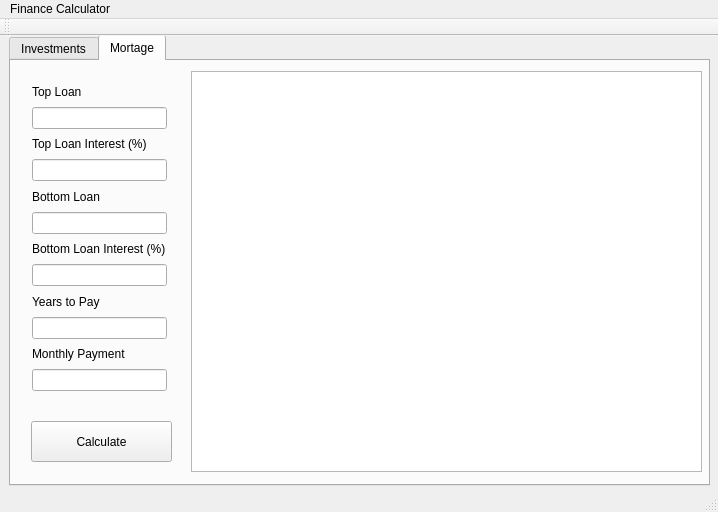
This is mainwindow.ui in jrutanen/FinanceCalculator as Qt 5 draws it before an edit. The edited form follows.
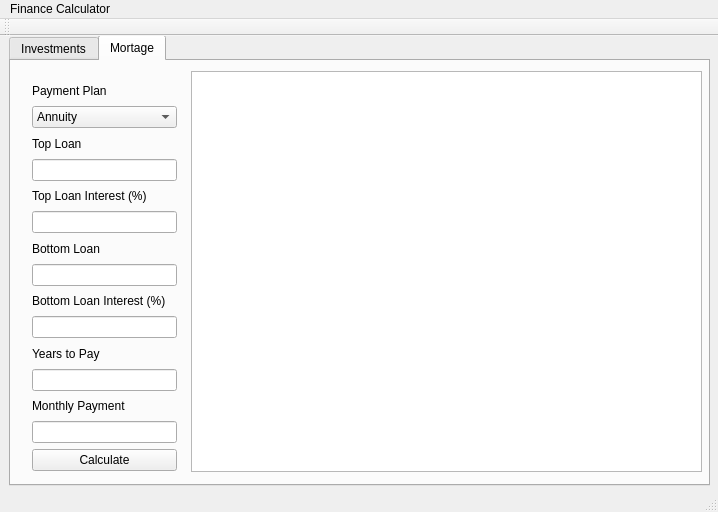
This is the edited form. The open tabs and pages were chosen to show the change.

Commit message: - Updated the string formatting for infobox - fixed issue with big numbers - Added calculation for fixed amortization of mortage - changed calculation of maximum axis value

Patch:
```diff
--- a/mainwindow.ui
+++ b/mainwindow.ui
@@ -179,11 +179,41 @@
        <rect>
         <x>10</x>
         <y>10</y>
-        <width>157</width>
-        <height>331</height>
+        <width>167</width>
+        <height>411</height>
        </rect>
       </property>
       <layout class="QVBoxLayout" name="verticalLayout_3">
+       <item>
+        <widget class="QLabel" name="label_19">
+         <property name="text">
+          <string>Payment Plan</string>
+         </property>
+        </widget>
+       </item>
+       <item>
+        <widget class="QComboBox" name="cbPaymentPlan">
+         <property name="currentText">
+          <string>Annuity</string>
+         </property>
+         <property name="currentIndex">
+          <number>0</number>
+         </property>
+         <property name="maxVisibleItems">
+          <number>2</number>
+         </property>
+         <item>
+          <property name="text">
+           <string>Annuity</string>
+          </property>
+         </item>
+         <item>
+          <property name="text">
+           <string>Fixed Amortization</string>
+          </property>
+         </item>
+        </widget>
+       </item>
        <item>
         <widget class="QLabel" name="label_13">
          <property name="text">
@@ -251,21 +281,15 @@
        <item>
         <widget class="QLineEdit" name="leMonthlyMortagePayment"/>
        </item>
+       <item>
+        <widget class="QPushButton" name="pbCalculateMortagePayment">
+         <property name="text">
+          <string>Calculate</string>
+         </property>
+        </widget>
+       </item>
       </layout>
      </widget>
-     <widget class="QPushButton" name="pbCalculateMortagePayment">
-      <property name="geometry">
-       <rect>
-        <x>20</x>
-        <y>360</y>
-        <width>141</width>
-        <height>41</height>
-       </rect>
-      </property>
-      <property name="text">
-       <string>Calculate</string>
-      </property>
-     </widget>
     </widget>
    </widget>
   </widget>
```
Left out of the diff: 17 changed lines with no effect on the pictures. The commit also changes 6 other files.
